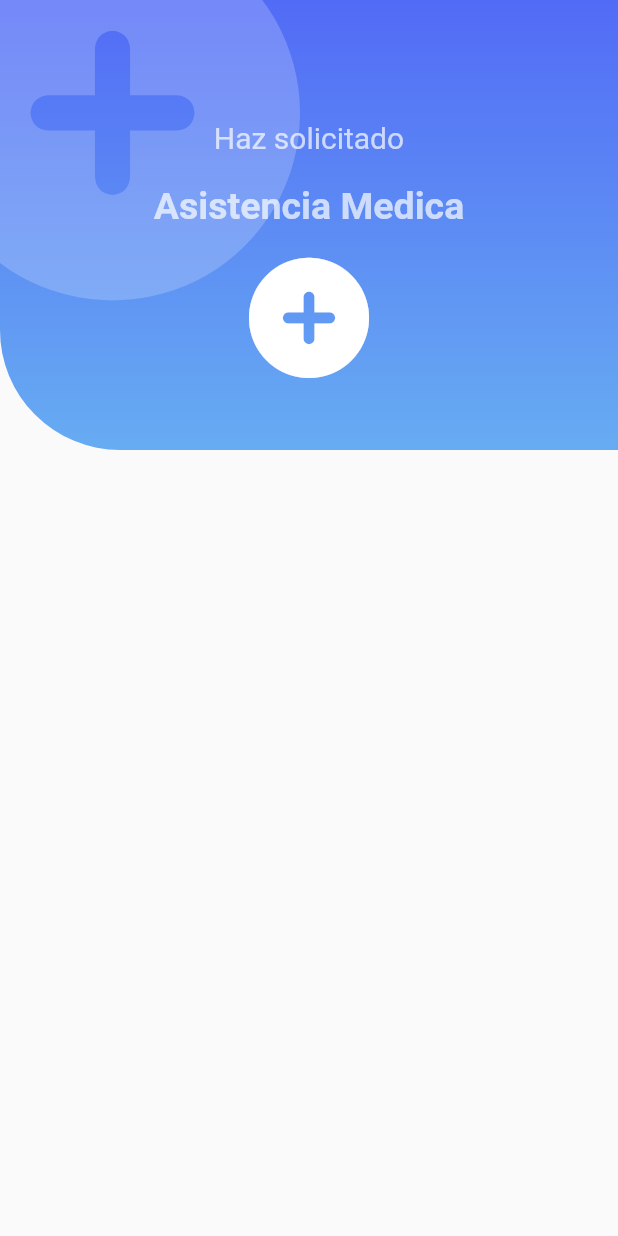
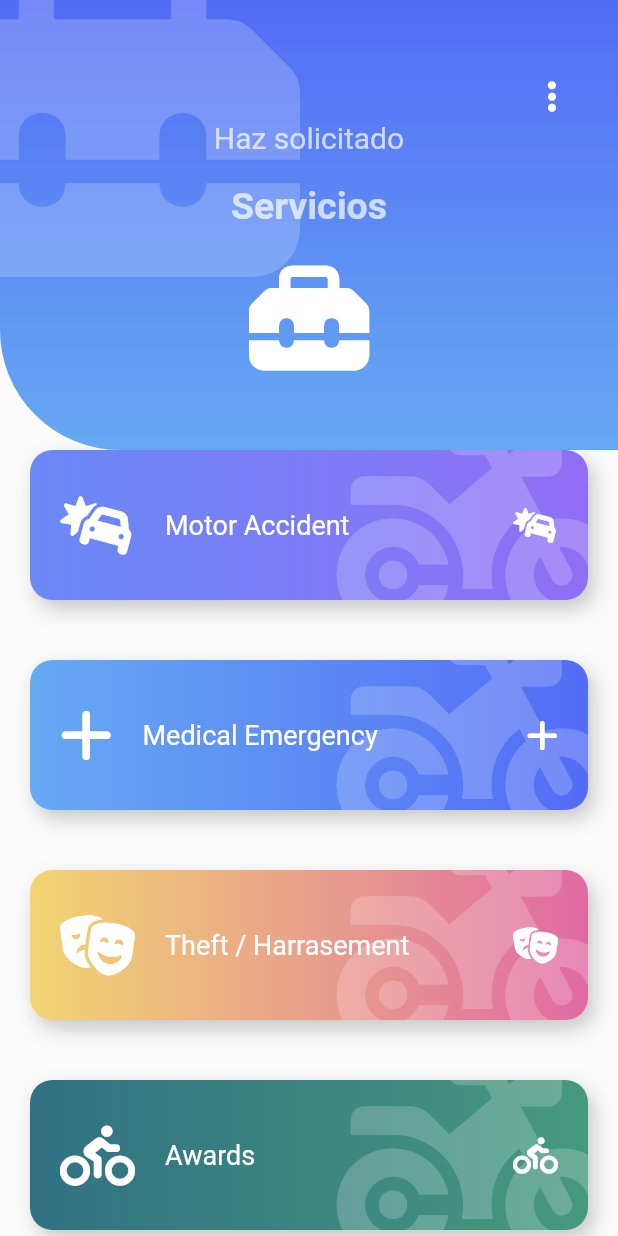
Before and after one commit to gallegoscarlos65/disenos2, a Flutter app: the screen it shows after launch, on a phone screen of 412 x 824 dp. Run offline on Flutter 3.47's test engine with Material 2 defaults, Android fonts, the phone set to English and light mode, and no system bars; our stand-ins replace animate_do, font_awesome_flutter.

Commit message:
second commit

```diff
--- a/lib/src/pages/emergency_page.dart
+++ b/lib/src/pages/emergency_page.dart
@@ -1,20 +1,141 @@
+import 'package:animate_do/animate_do.dart';
+import 'package:disenos2/src/widgets/boton_gordo.dart';
 import 'package:disenos2/src/widgets/headers.dart';
 import 'package:flutter/material.dart';
 import 'package:font_awesome_flutter/font_awesome_flutter.dart';
 
+class ItemBoton {
+
+  final IconData icon;
+  final String texto;
+  final Color color1;
+  final Color color2;
+
+  ItemBoton( this.icon, this.texto, this.color1, this.color2 );
+}
 
 class EmergencyPage extends StatelessWidget {
 
   @override
   Widget build(BuildContext context) {
+
+final items = <ItemBoton>[
+  new ItemBoton( FontAwesomeIcons.carCrash, 'Motor Accident', Color(0xff6989F5), Color(0xff906EF5) ),
+  new ItemBoton( FontAwesomeIcons.plus, 'Medical Emergency', Color(0xff66A9F2), Color(0xff536CF6) ),
+  new ItemBoton( FontAwesomeIcons.theaterMasks, 'Theft / Harrasement', Color(0xffF2D572), Color(0xffE06AA3) ),
+  new ItemBoton( FontAwesomeIcons.biking, 'Awards', Color(0xff317183), Color(0xff46997D) ),
+  new ItemBoton( FontAwesomeIcons.carCrash, 'Motor Accident', Color(0xff6989F5), Color(0xff906EF5) ),
+  new ItemBoton( FontAwesomeIcons.plus, 'Medical Emergency', Color(0xff66A9F2), Color(0xff536CF6) ),
+  new ItemBoton( FontAwesomeIcons.theaterMasks, 'Theft / Harrasement', Color(0xffF2D572), Color(0xffE06AA3) ),
+  new ItemBoton( FontAwesomeIcons.biking, 'Awards', Color(0xff317183), Color(0xff46997D) ),
+  new ItemBoton( FontAwesomeIcons.carCrash, 'Motor Accident', Color(0xff6989F5), Color(0xff906EF5) ),
+  new ItemBoton( FontAwesomeIcons.plus, 'Medical Emergency', Color(0xff66A9F2), Color(0xff536CF6) ),
+  new ItemBoton( FontAwesomeIcons.theaterMasks, 'Theft / Harrasement', Color(0xffF2D572), Color(0xffE06AA3) ),
+  new ItemBoton( FontAwesomeIcons.biking, 'Awards', Color(0xff317183), Color(0xff46997D) ),
+];
+
+  List<Widget> itemMap = items.map(
+    (item) => FadeInLeft(
+      duration: Duration(milliseconds: 250),
+      child: BotonGordo(
+        icon: item.icon,
+        texto: item.texto,
+        color1: item.color1,
+        color2: item.color2,
+        onPress: (){print('hola');},),
+    )
+  ).toList();
+
+
+
     return Scaffold(
-      body: IconHeader(
-        titulo: 'Asistencia Medica',
-        subtitulo: 'Haz solicitado',
-        icon: FontAwesomeIcons.plusCircle,
-        color1: Color(0xff526BF6),
-        color2: Color(0xff67ACF2),
-      )
-   );
+
+      body: Stack(
+        children:
+          [Container(
+            margin: EdgeInsets.only(top: 200),
+            child: ListView(
+              //Para que funcione como en IOS y de un aspecto de rebote en una lista y no el medio circulo que muestra en Android
+              physics: BouncingScrollPhysics(),
+              children: <Widget>[
+                SizedBox(height: 80,),
+                //Operador spread
+                ...itemMap
+
+
+              ],
+            ),
+          ),
+          _Encabezado(),
+
+        ],
+      ),
+
+      //body: BotonGordoTemp(),
+      );
   }
 }
+
+class _Encabezado extends StatelessWidget {
+  const _Encabezado({
+    Key? key,
+  }) : super(key: key);
+
+  @override
+  Widget build(BuildContext context) {
+    return Stack(
+      children:<Widget>
+      [IconHeader(
+          icon: FontAwesomeIcons.toolbox,
+          titulo: 'Servicios',
+          subtitulo: 'Haz solicitado',
+          color1: Color(0xff536CF6),
+          color2: Color(0xff66A9F2),
+      ),
+
+      Positioned(
+        top: 40,
+        right: 0,
+        child: RawMaterialButton(
+          onPressed: () {},
+          shape: CircleBorder(),
+          child: FaIcon(FontAwesomeIcons.ellipsisVertical, color: Colors.white,)))
+    ],
+    );
+  }
+}
+
+class BotonGordoTemp extends StatelessWidget {
+  const BotonGordoTemp({
+    Key? key,
+  }) : super(key: key);
+
+  @override
+  Widget build(BuildContext context) {
+    return BotonGordo(
+      icon: FontAwesomeIcons.motorcycle,
+      texto: 'Accidente de motor',
+      color1: Color(0xff526BF6),
+      color2: Color(0xff67ACF2),
+      onPress: (){
+        print('Click!');
+      },);
+  }
+}
+
+class PageHeader extends StatelessWidget {
+  const PageHeader({
+    Key? key,
+  }) : super(key: key);
+
+  @override
+  Widget build(BuildContext context) {
+    return IconHeader(
+      titulo: 'Servicios',
+      subtitulo: 'Haz solicitado',
+      icon: FontAwesomeIcons.tools,
+      color1: Color(0xff526BF6),
+      color2: Color(0xff67ACF2),
+    );
+  }
+}
--- /dev/null
+++ b/lib/src/widgets/boton_gordo.dart
@@ -0,0 +1,91 @@
+import 'package:flutter/material.dart';
+import 'package:font_awesome_flutter/font_awesome_flutter.dart';
+
+class BotonGordo extends StatelessWidget {
+  //const BotonGordo({Key? key}) : super(key: key);
+
+  final IconData ? icon;
+  final String ? texto;
+  final Color ? color1;
+  final Color ? color2;
+  final Function()? onPress;
+
+  const BotonGordo({
+    super.key,
+    this.icon = FontAwesomeIcons.circle,
+    this.texto,
+    this.color1,
+    this.color2,
+    required this.onPress, });
+
+
+
+
+  @override
+  Widget build(BuildContext context) {
+    return GestureDetector(
+      onTap: this.onPress,
+      child: Stack(
+        children: [
+          _BotonGordoBackground(icon: FontAwesomeIcons.motorcycle, color1: this.color1, color2: this.color2),
+
+          Row(
+            mainAxisAlignment: MainAxisAlignment.center,
+            children: <Widget>[
+              SizedBox(height: 140, width: 40,),
+              FaIcon(this.icon, color: Colors.white, size: 40,),
+              SizedBox(width: 20,),
+              Expanded(child: Text('$texto', style: TextStyle(color: Colors.white, fontSize: 18),)),
+              FaIcon(this.icon, color: Colors.white,),
+              SizedBox(width: 40,)
+            ],
+          )
+        ],
+      ),
+    );
+  }
+}
+
+class _BotonGordoBackground extends StatelessWidget {
+
+  final IconData ? icon;
+  final Color ? color1;
+  final Color ? color2;
+
+  const _BotonGordoBackground({super.key, this.color1, this.color2, this.icon});
+
+  @override
+  Widget build(BuildContext context) {
+    return Container(
+
+      child: ClipRRect(
+        borderRadius: BorderRadius.circular(15),
+        child: Stack(
+          children: <Widget>[
+            Positioned(
+              right: -20,
+              top: -20,
+              child: FaIcon(this.icon, size: 150, color: Colors.white.withOpacity(0.2),))
+          ],
+        ),
+      ),
+
+      margin: EdgeInsets.all(20),
+      width: double.infinity,
+      height: 100,
+
+      decoration: BoxDecoration(
+        color: Colors.red,
+        //Para las sombras
+        boxShadow: <BoxShadow>[
+          BoxShadow(color: Colors.black.withOpacity(0.2), offset: Offset(4,6), blurRadius: 10)
+        ],
+        borderRadius: BorderRadius.circular(15),
+        gradient: LinearGradient(colors: <Color>[
+          this.color1!,
+          this.color2!,
+        ])
+      ),
+    );
+  }
+}
```
Also changed, not shown: pubspec.yaml (+1 -6 lines), pubspec.lock.
